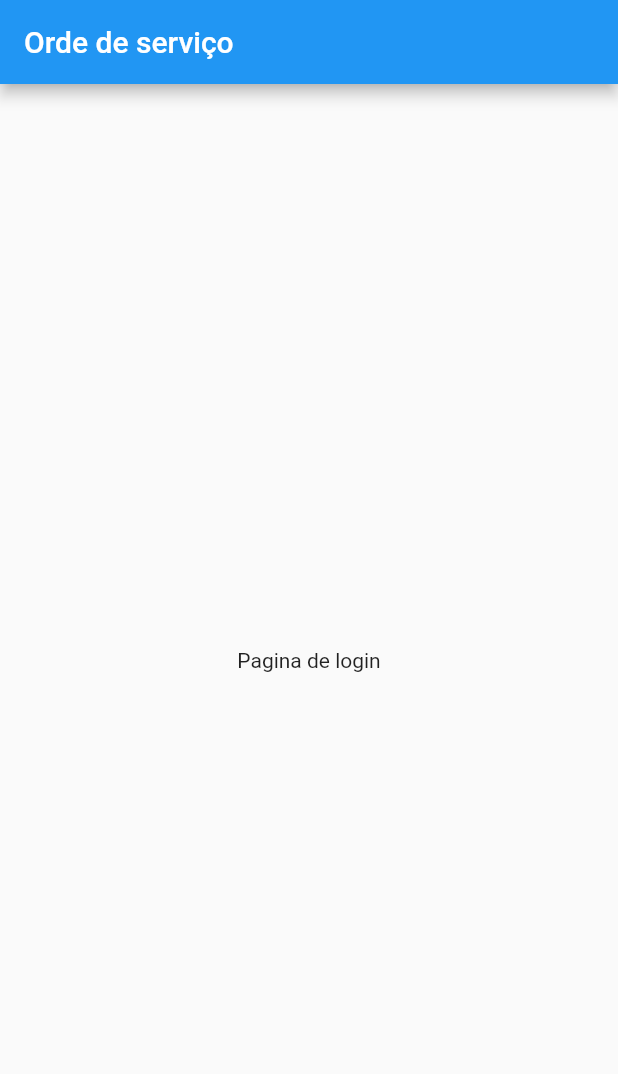
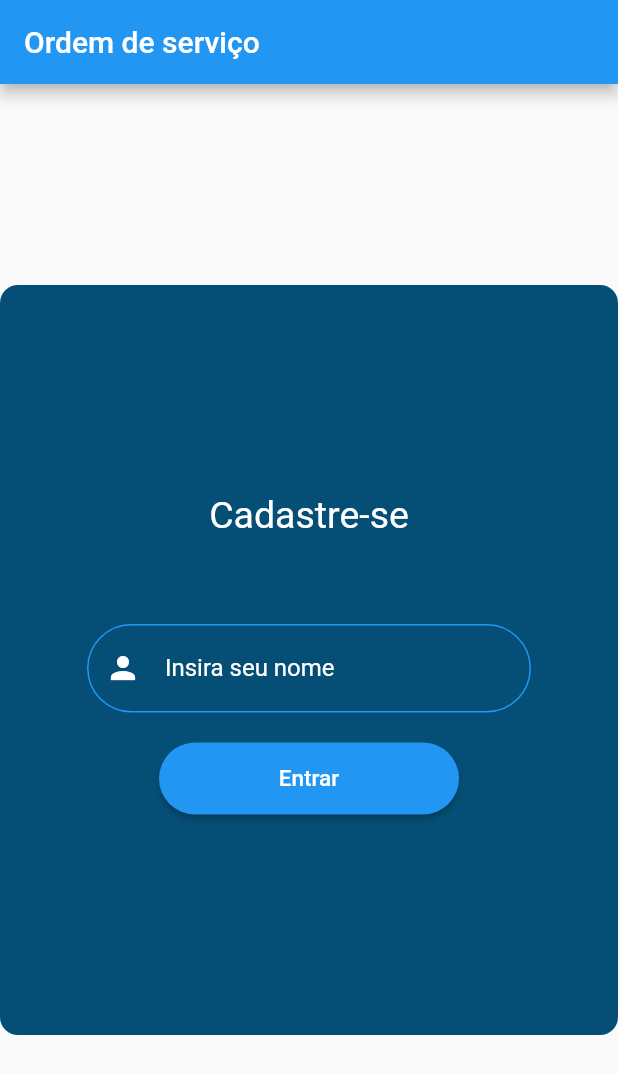
Before and after one commit to Jose077/OS, a Flutter app: the screen it shows after launch, on a phone screen of 412 x 824 dp. Shown: the top 1074 px of the screen. Run offline on Flutter 3.47's test engine with Material 2 defaults, Android fonts, the phone set to English and light mode, and no system bars.

Commit message:
:sparkles: criada a tela de cadastro de usuario

```diff
--- a/frontend/lib/main.dart
+++ b/frontend/lib/main.dart
@@ -1,6 +1,6 @@
 import 'package:flutter/material.dart';
 import 'package:frontend/src/pages/home_page.dart';
-import 'package:frontend/src/pages/login_page.dart';
+import 'package:frontend/src/pages/login_page/login_page.dart';
 
 void main() {
   runApp(MyApp());
@@ -13,12 +13,11 @@ class MyApp extends StatelessWidget {
     return MaterialApp(
       title: 'Flutter Demo',
       theme: ThemeData(
-
         primarySwatch: Colors.blue,
       ),
       home: Scaffold(
       appBar: AppBar(
-        title: Text("Orde de serviço"),
+        title: Text("Ordem de serviço"),
       ),
       body: LoginPage(),
       ),
--- a/frontend/lib/src/pages/login_page.dart
+++ /dev/null
@@ -1,10 +0,0 @@
-import 'package:flutter/material.dart';
-
-class LoginPage extends StatelessWidget {
-  @override
-  Widget build(BuildContext context) {
-    return Center(
-       child: Text("Pagina de login"),
-    );
-  }
-}
--- /dev/null
+++ b/frontend/lib/src/pages/login_page/login_page.dart
@@ -0,0 +1,33 @@
+import 'package:flutter/material.dart';
+import 'package:frontend/src/pages/login_page/widegts/form_widget.dart';
+
+class LoginPage extends StatelessWidget {
+  @override
+  Widget build(BuildContext context) {
+    return Center(
+       child: Container(
+         padding: EdgeInsets.all(50),
+         height: 500,
+         decoration: BoxDecoration(
+           color: Color(0xff054F77),
+           borderRadius: BorderRadius.circular(12),
+
+         ),
+         child: Column(
+           mainAxisAlignment: MainAxisAlignment.center,
+           children: [
+             Text("Cadastre-se",
+             style: TextStyle(
+               color: Colors.white,
+               fontSize: 25
+               ),
+              ),
+             SizedBox(height: 50,),
+
+             FormWidget(),
+           ],
+         ),
+         )
+    );
+  }
+}
--- /dev/null
+++ b/frontend/lib/src/pages/login_page/widegts/form_widget.dart
@@ -0,0 +1,85 @@
+import 'package:flutter/material.dart';
+import 'package:flutter/rendering.dart';
+import 'package:frontend/src/pages/login_page/login_page.dart';
+
+class FormWidget extends StatefulWidget {
+  @override
+  FormWidgetState createState() {
+    return FormWidgetState();
+  }
+}
+
+class FormWidgetState extends State<FormWidget> {
+  final _formKey = GlobalKey<FormState>();
+
+  @override
+  Widget build(BuildContext context) {
+    return Padding(
+      padding: const EdgeInsets.all(8.0),
+      child: Form(
+        key: _formKey,
+        child: Column(
+          crossAxisAlignment: CrossAxisAlignment.center,
+          mainAxisAlignment: MainAxisAlignment.center,
+          children: <Widget>[
+            Container(
+              width: 500,
+              child: TextFormField(
+                style: TextStyle(color: Colors.white),
+                decoration: const InputDecoration(
+                  labelText: " Insira seu nome ",
+                  labelStyle: TextStyle(color: Colors.white),
+                  prefixIcon: Icon(Icons.person, color: Colors.white ),
+                  border: OutlineInputBorder(
+                    borderRadius: const BorderRadius.all(Radius.circular(40.0)),
+                  ),
+
+                  enabledBorder: OutlineInputBorder(
+                    borderRadius: const BorderRadius.all(Radius.circular(40.0)),
+                    borderSide: BorderSide(color: Colors.blue),
+                  )
+
+                ),
+                validator: (value) {
+                  if (value == null || value.isEmpty) {
+                    return 'Campo obrigatório';
+                  }
+                  return null;
+                },
+              ),
+            ),
+
+            // Botão de submit
+            Padding(
+              padding: const EdgeInsets.only(top: 20),
+
+              child: SizedBox(
+                width: 200,
+                child: ElevatedButton(
+                  style: ButtonStyle(
+                      backgroundColor: MaterialStateProperty.all<Color>(Colors.blue),
+                      shape: MaterialStateProperty.all<RoundedRectangleBorder>(
+                          RoundedRectangleBorder(
+                              borderRadius: BorderRadius.circular(40.0),
+                              ))),
+                    onPressed: () {
+                    if (_formKey.currentState!.validate()) {
+                      ScaffoldMessenger.of(context).showSnackBar(
+                          SnackBar(content: Text('Login efetuado com sucesso',)));
+                    }
+                  },
+                  child: Padding(
+                    padding: const EdgeInsets.all(15.0),
+                    child: Text("Entrar",
+                      style: TextStyle(fontSize: 15),
+                    ),
+                  ),
+                ),
+              ),
+            ),
+          ],
+        ),
+      ),
+    );
+  }
+}
```
